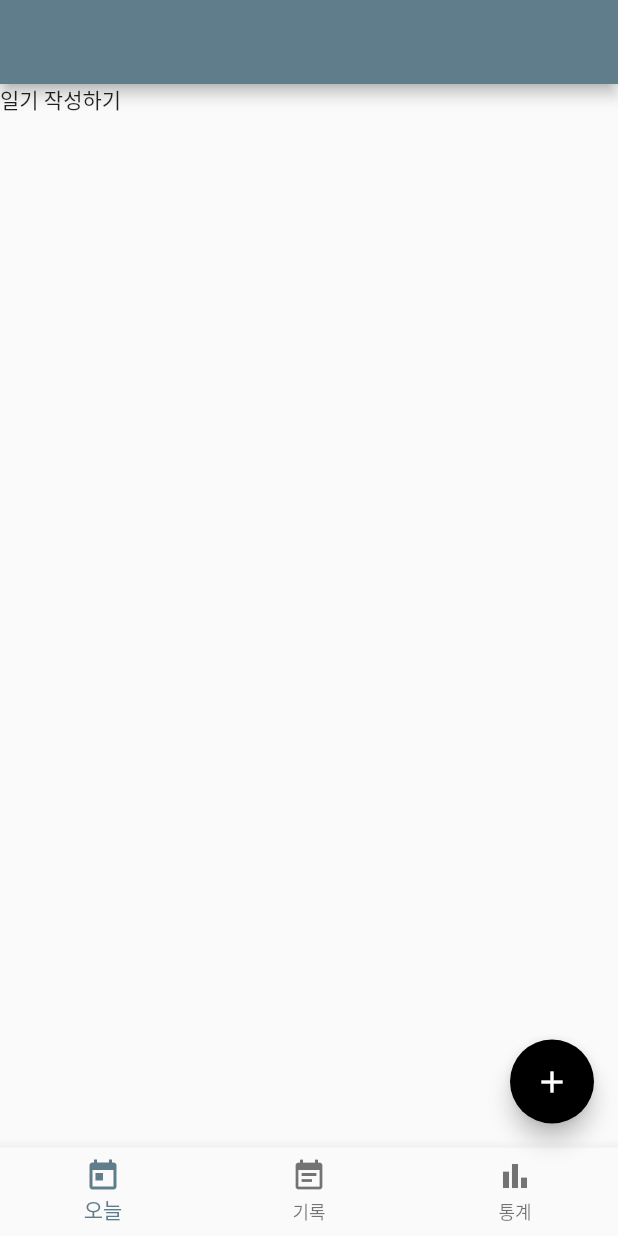
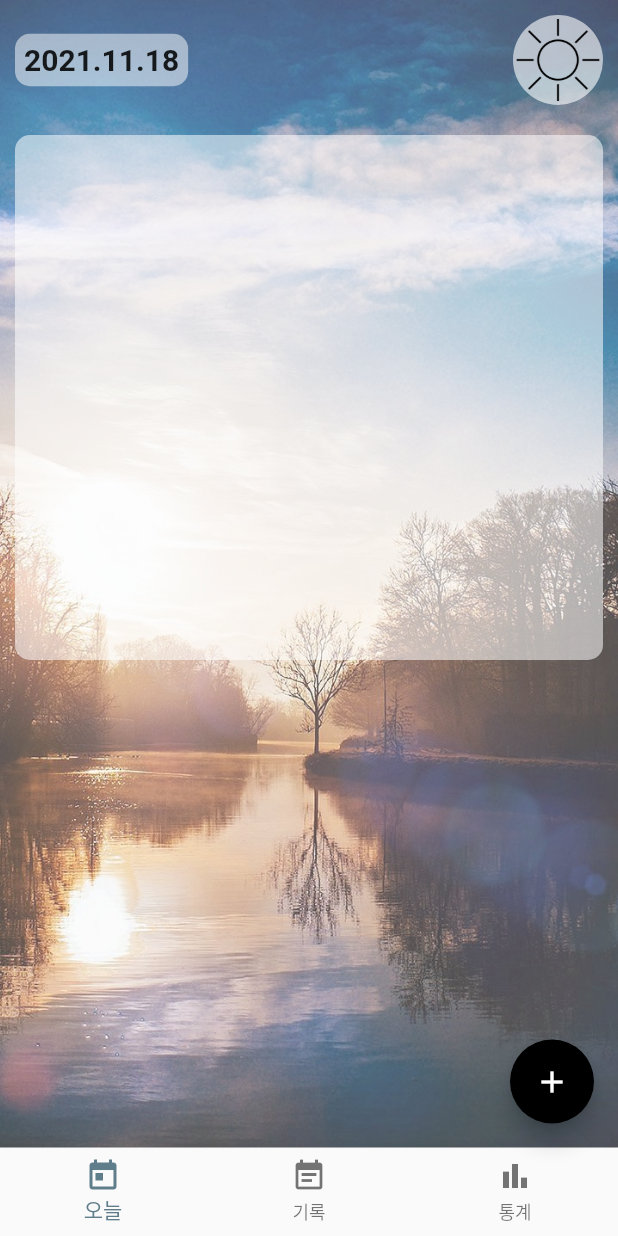
Before and after one commit to Jang-zn/dailylog_flutterStudy, a Flutter app: the screen it shows after launch, on a phone screen of 412 x 824 dp. Run offline on Flutter 3.47's test engine with Material 2 defaults, Android fonts, the phone set to English and light mode, and no system bars; our stand-ins replace sqflite, table_calendar; accounts and stored records are empty.

Commit message:
Main페이지 구성 끝+history Page 작성중 table_calendar 패키지 추가해서 사용 영상에선 Controller 쓰는데 버전 올라서 컨트롤러 없이 first/last/focusedDay 지정해주면 됨.

```diff
--- a/lib/main.dart
+++ b/lib/main.dart
@@ -1,12 +1,13 @@
+import 'dart:ui';
+import 'package:table_calendar/table_calendar.dart';
 import 'package:dailylog/data/database.dart';
+import 'package:dailylog/data/diary.dart';
+import 'package:dailylog/data/util.dart';
 import 'package:dailylog/page/write_page.dart';
 import 'package:flutter/material.dart';
 
-import 'data/diary.dart';
-import 'data/util.dart';
-
 void main(){
-  runApp(DailyLog());
+  runApp(const DailyLog());
 }
 
 class DailyLog extends StatelessWidget {
@@ -14,11 +15,11 @@ class DailyLog extends StatelessWidget {
   @override
   Widget build(BuildContext context) {
     return MaterialApp(
-      home: DailyLogMain(),
+      home: const DailyLogMain(),
       theme : ThemeData(
       primarySwatch: Colors.blueGrey,
       primaryColor: const Color(0xFF607d8b),
-      accentColor: const Color(0xFF607d8b),
+      secondaryHeaderColor: const Color(0xFF607d8b),
       canvasColor: const Color(0xFFfafafa),
       )
     );
@@ -34,7 +35,13 @@ class DailyLogMain extends StatefulWidget {
 class _DailyLogMainState extends State<DailyLogMain> {
   int _idx=0;
   DatabaseHelper dbHelper = DatabaseHelper.instance;
-  Diary? todayDiary;
+  Diary todayDiary = Diary(
+   image:"assets/img/wallpaper1.png",
+   status:0,
+   content:"",
+   title:"",
+   date:Utils.getFormatTime(DateTime.now()),
+  );
   List<String> statusImages = [
     "assets/img/weather1.png",
     "assets/img/weather2.png",
@@ -42,9 +49,9 @@ class _DailyLogMainState extends State<DailyLogMain> {
     "assets/img/weather4.png"
   ];
 
-
   @override
   void initState() {
+    super.initState();
     getTodayDiary();
   }
 
@@ -52,32 +59,24 @@ class _DailyLogMainState extends State<DailyLogMain> {
     List<Diary> list = await dbHelper.getDiaryFromDate(Utils.getFormatTime(DateTime.now()));
     if(list.isNotEmpty){
       todayDiary=list.first;
+      getPage();
+      setState(() {
+      });
     }
-    setState(() {
-
-    });
   }
 
   @override
   Widget build(BuildContext context) {
     return Scaffold(
-      appBar: AppBar(
-
-      ),
       floatingActionButton: FloatingActionButton(
         child:Icon(Icons.add, color: Colors.white,),
         backgroundColor: Colors.black,
         onPressed: () async {
-          await Navigator.of(context).push(
-              MaterialPageRoute(
-                  builder:(ctx)=>DiaryWritePage(
-                      diary: Diary(
-                        date : Utils.getFormatTime(DateTime.now()),
-                        title : "",
-                        status :0,
-                        image:"",
-                        content:"",
-                      ))));
+            await Navigator.of(context).push(
+                MaterialPageRoute(
+                    builder:(ctx)=>DiaryWritePage(
+                        diary: todayDiary
+                    )));
         },
       ),
       bottomNavigationBar: BottomNavigationBar(
@@ -120,7 +119,24 @@ class _DailyLogMainState extends State<DailyLogMain> {
   }
 
   Widget getHistory(){
-    return Container(child:Text("history"));
+    return ListView.builder(
+        itemCount: 3,
+        itemBuilder: (ctx, idx) {
+          if(idx==0){
+            return Container(
+              child: TableCalendar(
+                firstDay: DateTime.utc(2021,1,1),
+                lastDay:DateTime.utc(2030,12,31),
+                focusedDay: DateTime.now(),
+              ),
+            );
+          }else{
+            return Container();
+          }
+          return Container();
+
+        }
+    );
   }
 
   Widget getToday(){
@@ -133,7 +149,7 @@ class _DailyLogMainState extends State<DailyLogMain> {
         child:Stack(
             children:[
               Positioned.fill(
-                child: Image.asset(todayDiary!.image, fit:BoxFit.cover)
+                child: Opacity(child:Image.asset(todayDiary.image, fit:BoxFit.cover,),opacity: 0.7,),
               ),
               Positioned.fill(
                 child:ListView(
@@ -141,9 +157,41 @@ class _DailyLogMainState extends State<DailyLogMain> {
                     Row(
                       mainAxisAlignment: MainAxisAlignment.spaceBetween,
                       children:[
-                        Text("${DateTime.now().year}.${DateTime.now().month}.${DateTime.now().day}", style:TextStyle(fontWeight: FontWeight.bold, fontSize: 20)),
-                        Image.asset(statusImages[todayDiary!.status], fit:BoxFit.contain),
+                        Container(
+                            child : Text("${DateTime.now().year}.${DateTime.now().month}.${DateTime.now().day}", style:TextStyle(fontWeight: FontWeight.bold, fontSize: 20)),
+                            padding:EdgeInsets.all(6),
+                            margin:EdgeInsets.all(10),
+                            decoration: BoxDecoration(
+                              borderRadius: BorderRadius.circular(10),
+                              color:Colors.white.withOpacity(0.5),
+                            ),
+                        ),
+                        Container(
+                            child:Image.asset(statusImages[todayDiary.status], fit:BoxFit.contain, width: 60, height:60),
+                              decoration: BoxDecoration(
+                              color: Colors.white.withOpacity(0.6),
+                              borderRadius: BorderRadius.circular(100),
+                            ),
+                            margin:EdgeInsets.all(10),
+                        ),
                       ]
+                    ),
+                    Container(
+                        child:Column(
+                          children:[
+                          Text(todayDiary.title, style:TextStyle(fontWeight: FontWeight.bold, fontSize: 20)),
+                            Container(height: 20,),
+                            Text(todayDiary.content)
+                          ],
+                          crossAxisAlignment :CrossAxisAlignment.start,
+                        ),
+                      padding:EdgeInsets.all(10),
+                      margin:EdgeInsets.all(10),
+                      height:350,
+                      decoration:BoxDecoration(
+                        color:Colors.white54,
+                        borderRadius: BorderRadius.circular(10),
+                      )
                     )
                   ]
                 )
--- a/pubspec.yaml
+++ b/pubspec.yaml
@@ -35,6 +35,7 @@ dependencies:
   # Use with the CupertinoIcons class for iOS style icons.
   cupertino_icons: ^1.0.2
   sqflite: ^2.0.0+4
+  table_calendar: ^3.0.3
 
 dev_dependencies:
   flutter_test:
```
Also changed, not shown: pubspec.lock.
